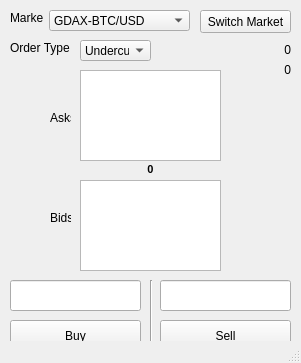
First picture: the form in interface.ui, repository jujum4n/EVTrader, before the edit.
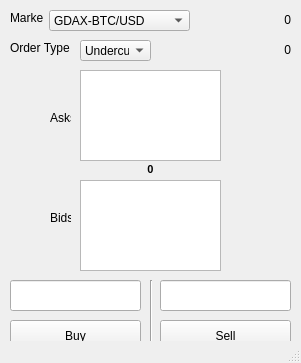
Second picture: the form after the edit.

Commit message: Made Market Switch on Combo box change

What changed in the file:
```diff
--- a/interface.ui
+++ b/interface.ui
@@ -121,9 +121,9 @@
    <widget class="QLabel" name="usdHeldValueLabel">
     <property name="geometry">
      <rect>
-      <x>230</x>
-      <y>60</y>
-      <width>61</width>
+      <x>200</x>
+      <y>10</y>
+      <width>91</width>
       <height>20</height>
      </rect>
     </property>
@@ -256,19 +256,6 @@
      <enum>Qt::Vertical</enum>
     </property>
    </widget>
-   <widget class="QPushButton" name="switchMarketPushButton">
-    <property name="geometry">
-     <rect>
-      <x>200</x>
-      <y>10</y>
-      <width>91</width>
-      <height>23</height>
-     </rect>
-    </property>
-    <property name="text">
-     <string>Switch Market</string>
-    </property>
-   </widget>
   </widget>
   <widget class="QMenuBar" name="menubar">
    <property name="geometry">
```
The commit also changes 3 other files.
